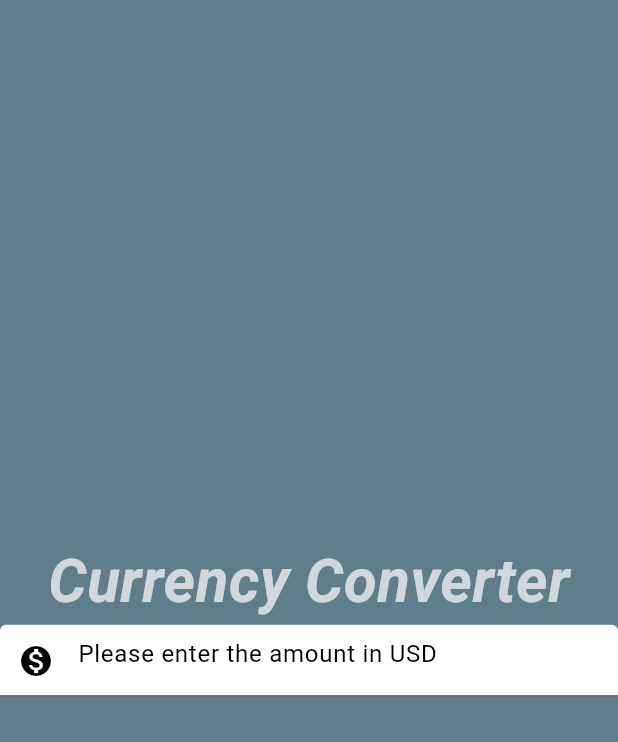
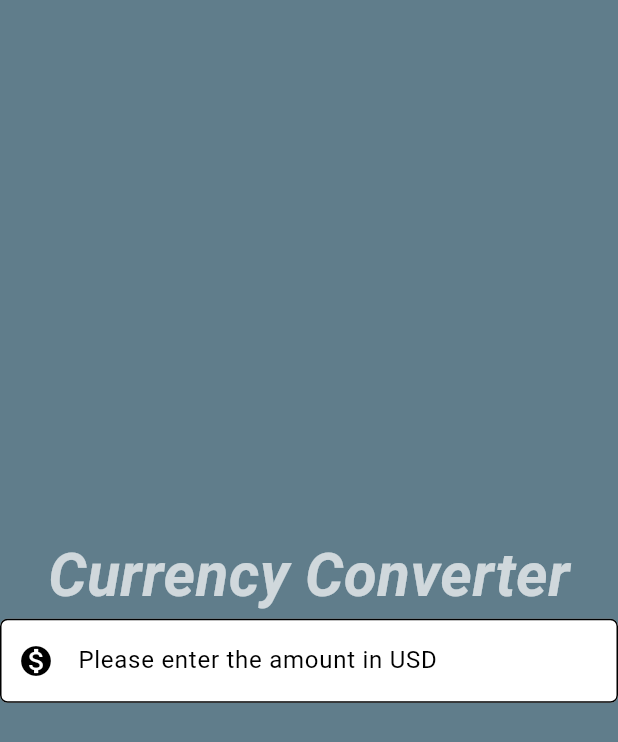
Before and after one commit to Ayushhhshh/currency_converter, a Flutter app: the screen it shows after launch, on a phone screen of 412 x 824 dp. Shown: the top 742 px of the screen. Run offline on Flutter 3.47's test engine with Material 3 defaults, Android fonts, the phone set to English and light mode, and no system bars.

```diff
--- a/lib/currency_material_app.dart
+++ b/lib/currency_material_app.dart
@@ -2,6 +2,7 @@ import 'package:flutter/material.dart';
 
 class CurrencyMaterialPage extends StatelessWidget{
   const CurrencyMaterialPage({super.key});
+
 
   @override
   Widget build(BuildContext context) {
@@ -21,7 +22,8 @@ class CurrencyMaterialPage extends StatelessWidget{
                 prefixIconColor: Colors.black,
                 filled: true,
                 fillColor: Colors.white,
-                focusedBorder: OutlineInputBorder(borderRadius: BorderRadius.all(Radius.circular(50)))
+                focusedBorder: OutlineInputBorder(borderRadius: BorderRadius.all(Radius.circular(5))),
+                enabledBorder: OutlineInputBorder(borderRadius: BorderRadius.all(Radius.circular(5))),
                 ),
 
                 cursorColor: Colors.white,
```
